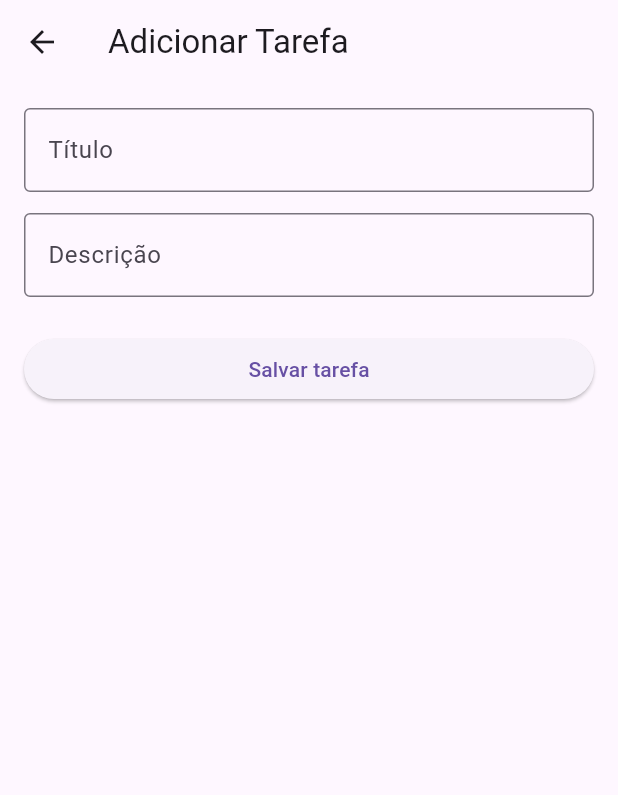
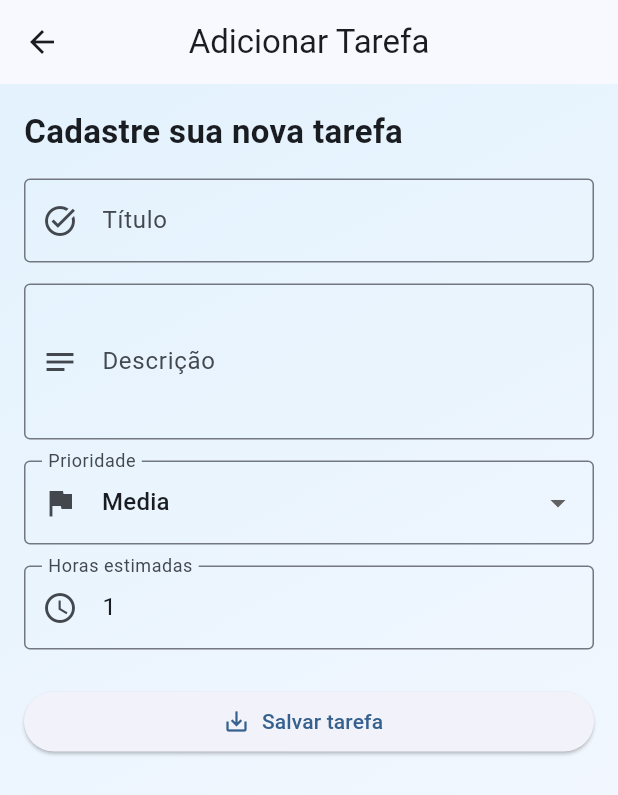
Before and after one commit to cayojx39/trabalhoddm, a Flutter app: the screen it shows after launch, after a tap on the "add" icon, on a phone screen of 412 x 824 dp. Shown: the top 795 px of the screen. Run offline on Flutter 3.47's test engine with Material 3 defaults, Android fonts, the phone set to English and light mode, and no system bars.

Commit message:
alteracao dos documentos ja criados

```diff
--- a/lib/cadastrar.dart
+++ b/lib/cadastrar.dart
@@ -12,54 +12,102 @@ class PaginaAdicionarTarefa extends StatefulWidget {
 class _EstadoPaginaAdicionarTarefa extends State<PaginaAdicionarTarefa> {
   final TextEditingController _titulo = TextEditingController();
   final TextEditingController _descricao = TextEditingController();
-  // Controladores para os campos de input do formulário
+  final TextEditingController _horas = TextEditingController(text: '1');
+  Prioridade _prioridade = Prioridade.media;
 
   void _salvar() {
+    final int horas = int.tryParse(_horas.text) ?? 1;
     final Tarefa tarefa = Tarefa(
       titulo: _titulo.text,
       descricao: _descricao.text,
+      prioridade: _prioridade,
+      horasEstimadas: horas,
     );
     Navigator.pop(context, tarefa);
-    // Navegação: retornar para a página anterior com o resultado
   }
 
   @override
   Widget build(BuildContext context) {
     return Scaffold(
-      // Widget de layout: estrutura da página de cadastro
       appBar: AppBar(
         title: const Text('Adicionar Tarefa'),
+        centerTitle: true,
       ),
-      body: Padding(
+      body: Container(
+        decoration: const BoxDecoration(
+          gradient: LinearGradient(
+            begin: Alignment.topLeft,
+            end: Alignment.bottomRight,
+            colors: [Color(0xFFE3F2FD), Color(0xFFF8F9FF)],
+          ),
+        ),
+        child: Padding(
           padding: const EdgeInsets.all(16),
-        // Widget de layout: espaço interno da área de formulário
-        child: Column(
-          crossAxisAlignment: CrossAxisAlignment.stretch,
+          child: ListView(
             children: <Widget>[
+              const Text(
+                'Cadastre sua nova tarefa',
+                style: TextStyle(fontSize: 22, fontWeight: FontWeight.bold),
+              ),
+              const SizedBox(height: 16),
               TextFormField(
                 controller: _titulo,
-              // Widget de input: campo para título da tarefa
                 decoration: const InputDecoration(
                   labelText: 'Título',
                   border: OutlineInputBorder(),
+                  prefixIcon: Icon(Icons.task_alt),
                 ),
               ),
               const SizedBox(height: 14),
               TextFormField(
                 controller: _descricao,
-              // Widget de input: campo para descrição da tarefa
+                maxLines: 3,
                 decoration: const InputDecoration(
                   labelText: 'Descrição',
                   border: OutlineInputBorder(),
+                  prefixIcon: Icon(Icons.notes),
+                ),
+              ),
+              const SizedBox(height: 14),
+              DropdownButtonFormField<Prioridade>(
+                initialValue: _prioridade,
+                decoration: const InputDecoration(
+                  labelText: 'Prioridade',
+                  border: OutlineInputBorder(),
+                  prefixIcon: Icon(Icons.flag),
+                ),
+                items: Prioridade.values.map((Prioridade valor) {
+                  return DropdownMenuItem<Prioridade>(
+                    value: valor,
+                    child: Text(valor.name[0].toUpperCase() + valor.name.substring(1)),
+                  );
+                }).toList(),
+                onChanged: (Prioridade? valor) {
+                  if (valor != null) {
+                    setState(() {
+                      _prioridade = valor;
+                    });
+                  }
+                },
+              ),
+              const SizedBox(height: 14),
+              TextFormField(
+                controller: _horas,
+                keyboardType: TextInputType.number,
+                decoration: const InputDecoration(
+                  labelText: 'Horas estimadas',
+                  border: OutlineInputBorder(),
+                  prefixIcon: Icon(Icons.access_time),
                 ),
               ),
               const SizedBox(height: 24),
-          ElevatedButton(
+              ElevatedButton.icon(
                 onPressed: _salvar,
-              // Outro widget: botão de ação para salvar a tarefa
-              child: const Text('Salvar tarefa'),
+                icon: const Icon(Icons.save_alt),
+                label: const Text('Salvar tarefa'),
               ),
             ],
+          ),
         ),
       ),
     );
--- a/lib/layout.dart
+++ b/lib/layout.dart
@@ -11,18 +11,15 @@ class PaginaListaTarefas extends StatefulWidget {
 
 class _EstadoPaginaListaTarefas extends State<PaginaListaTarefas> {
   final List<Tarefa> _tarefas = <Tarefa>[];
-  // Lista de dados do app, guarda o estado das tarefas
 
   void _abrirPaginaAdicionar() {
     final ScaffoldMessengerState mensageiro = ScaffoldMessenger.of(context);
-    // Navegação: abrir rota para adicionar uma nova tarefa
     Navigator.pushNamed<Tarefa>(context, '/adicionar').then((novaTarefa) {
       if (novaTarefa == null) return;
 
       setState(() {
         _tarefas.add(novaTarefa);
       });
-      // Navegação: adicionar a nova tarefa à lista e atualizar a tela
 
       mensageiro.showSnackBar(
         SnackBar(
@@ -33,29 +30,65 @@ class _EstadoPaginaListaTarefas extends State<PaginaListaTarefas> {
     });
   }
 
+  void _alternarConclusao(Tarefa tarefa) {
+    setState(() {
+      final int index = _tarefas.indexWhere((item) => item.titulo == tarefa.titulo && item.descricao == tarefa.descricao);
+      if (index >= 0) {
+        _tarefas[index] = Tarefa(
+          titulo: tarefa.titulo,
+          descricao: tarefa.descricao,
+          prioridade: tarefa.prioridade,
+          horasEstimadas: tarefa.horasEstimadas,
+          concluida: !tarefa.concluida,
+        );
+      }
+    });
+  }
+
   Widget _construirItemTarefa(Tarefa tarefa, int indice) {
-    return Card(
-      margin: const EdgeInsets.symmetric(vertical: 8),
+    return AnimatedContainer(
+      duration: const Duration(milliseconds: 300),
+      curve: Curves.easeInOut,
+      margin: const EdgeInsets.symmetric(vertical: 6),
+      child: Card(
         elevation: 3,
-      // Widget de layout: card que envolve cada item de tarefa
         child: ListTile(
-        // Widget de layout: item de lista formatado
-        title: Row(
-          children: <Widget>[
-            Expanded(
-              // Widget de layout: expande o texto dentro da linha
-              child: Text(
+          leading: CircleAvatar(
+            backgroundColor: tarefa.corPrioridade.withValues(alpha: 0.15),
+            child: Icon(Icons.assignment_turned_in, color: tarefa.corPrioridade),
+          ),
+          title: Text(
             tarefa.titulo,
             style: TextStyle(
               fontWeight: FontWeight.w600,
+              decoration: tarefa.concluida ? TextDecoration.lineThrough : null,
             ),
           ),
+          subtitle: Column(
+            crossAxisAlignment: CrossAxisAlignment.start,
+            children: <Widget>[
+              const SizedBox(height: 4),
+              Text(tarefa.descricao),
+              const SizedBox(height: 4),
+              Text('${tarefa.prioridadeTexto} • ${tarefa.horasEstimadas}h'),
+            ],
+          ),
+          trailing: Row(
+            mainAxisSize: MainAxisSize.min,
+            children: <Widget>[
+              Chip(
+                label: Text(tarefa.concluida ? 'Concluída' : 'Pendente'),
+                backgroundColor: tarefa.concluida ? Colors.green.shade100 : Colors.orange.shade100,
+              ),
+              const SizedBox(width: 8),
+              IconButton(
+                tooltip: tarefa.concluida ? 'Marcar como pendente' : 'Marcar como concluída',
+                onPressed: () => _alternarConclusao(tarefa),
+                icon: Icon(tarefa.concluida ? Icons.undo : Icons.check_circle_outline),
+                color: tarefa.concluida ? Colors.orange : Colors.green,
               ),
             ],
           ),
-        subtitle: Padding(
-          padding: const EdgeInsets.only(top: 6),
-          child: Text(tarefa.descricao),
         ),
       ),
     );
@@ -63,50 +96,78 @@ class _EstadoPaginaListaTarefas extends State<PaginaListaTarefas> {
 
   @override
   Widget build(BuildContext context) {
+    final int totalHoras = _tarefas.fold<int>(0, (soma, tarefa) => soma + tarefa.horasEstimadas);
+    final int tarefasConcluidas = _tarefas.where((tarefa) => tarefa.concluida).length;
+
     return Scaffold(
-      // Widget de layout: estrutura principal da página
       appBar: AppBar(
-        // Widget de layout: barra de navegação superior
-        title: const Text('Ver Tarefas'),
+        title: const Text('Gerenciar Tarefas'),
         centerTitle: true,
       ),
-      body: Padding(
+      body: Container(
+        decoration: const BoxDecoration(
+          gradient: LinearGradient(
+            begin: Alignment.topLeft,
+            end: Alignment.bottomRight,
+            colors: [Color(0xFFE8F5E9), Color(0xFFF8F9FF)],
+          ),
+        ),
+        child: Padding(
           padding: const EdgeInsets.all(16),
-        // Widget de layout: espaçamento interno da página
           child: Column(
             crossAxisAlignment: CrossAxisAlignment.stretch,
             children: <Widget>[
+              Card(
+                child: Padding(
+                  padding: const EdgeInsets.all(16),
+                  child: Column(
+                    crossAxisAlignment: CrossAxisAlignment.start,
+                    children: <Widget>[
+                      const Text(
+                        'Resumo rápido',
+                        style: TextStyle(fontSize: 20, fontWeight: FontWeight.bold),
+                      ),
+                      const SizedBox(height: 8),
+                      Text('Tarefas cadastradas: ${_tarefas.length}'),
+                      Text('Horas estimadas: $totalHoras h'),
+                      Text('Tarefas concluídas: $tarefasConcluidas'),
+                    ],
+                  ),
+                ),
+              ),
+              const SizedBox(height: 12),
+              ElevatedButton.icon(
+                onPressed: () {
+                  Navigator.pushNamed(context, '/resumo', arguments: _tarefas);
+                },
+                icon: const Icon(Icons.insights),
+                label: const Text('Resumo'),
+              ),
+              const SizedBox(height: 12),
               const Text(
                 'Minhas tarefas',
-              style: TextStyle(fontSize: 22, fontWeight: FontWeight.bold),
+                style: TextStyle(fontSize: 18, fontWeight: FontWeight.bold),
               ),
-            const SizedBox(height: 12),
-            const Text('Toque em um item para ver detalhes. Use o + para adicionar uma nova tarefa.'),
-            const SizedBox(height: 16),
+              const SizedBox(height: 8),
               Expanded(
-              // Widget de layout: preencher o restante do espaço disponível
                 child: _tarefas.isEmpty
                     ? const Center(
-                      // Widget de layout: mostrar mensagem centralizada
                         child: Text('Nenhuma tarefa cadastrada ainda.'),
                       )
-                  : ListView.separated(
-                      // Widget de layout: lista rolável de tarefas
+                    : ListView.builder(
                         itemCount: _tarefas.length,
-                      separatorBuilder: (BuildContext context, int index) => const Divider(),
                         itemBuilder: (BuildContext context, int index) {
                           return _construirItemTarefa(_tarefas[index], index);
                         },
                       ),
-                    // Mostrar a lista de tarefas ou uma mensagem se estiver vazia
               ),
             ],
+          ),
         ),
       ),
       floatingActionButton: FloatingActionButton(
         onPressed: _abrirPaginaAdicionar,
         tooltip: 'Adicionar tarefa',
-        // Outro widget: botão flutuante para iniciar o fluxo de navegação
         child: const Icon(Icons.add),
       ),
     );
--- a/lib/main.dart
+++ b/lib/main.dart
@@ -2,6 +2,7 @@ import 'package:flutter/material.dart';
 
 import 'cadastrar.dart';
 import 'layout.dart';
+import 'resumo.dart';
 import 'tarefa.dart';
 
 void main() {
@@ -15,9 +16,12 @@ class AppTarefas extends StatelessWidget {
   Widget build(BuildContext context) {
     return MaterialApp(
       title: 'Lista de Tarefas',
-      theme: ThemeData(primarySwatch: Colors.blue),
+      debugShowCheckedModeBanner: false,
+      theme: ThemeData(
+        colorScheme: ColorScheme.fromSeed(seedColor: Colors.blue),
+        useMaterial3: true,
+      ),
       initialRoute: '/',
-      // Widget de navegação: define rotas e páginas do app
       onGenerateRoute: (RouteSettings settings) {
         switch (settings.name) {
           case '/':
@@ -30,6 +34,14 @@ class AppTarefas extends StatelessWidget {
               builder: (BuildContext context) => const PaginaAdicionarTarefa(),
               settings: settings,
             );
+          case '/resumo':
+            final List<Tarefa> tarefas = settings.arguments is List<Tarefa>
+                ? settings.arguments as List<Tarefa>
+                : <Tarefa>[];
+            return MaterialPageRoute<dynamic>(
+              builder: (BuildContext context) => PaginaResumoTarefas(tarefas: tarefas),
+              settings: settings,
+            );
           default:
             return null;
         }
--- a/lib/tarefa.dart
+++ b/lib/tarefa.dart
@@ -1,10 +1,41 @@
+import 'package:flutter/material.dart';
+
+enum Prioridade { baixa, media, alta }
+
 class Tarefa {
   final String titulo;
   final String descricao;
+  final Prioridade prioridade;
+  final int horasEstimadas;
+  final bool concluida;
 
   Tarefa({
     required this.titulo,
     required this.descricao,
+    this.prioridade = Prioridade.media,
+    this.horasEstimadas = 1,
+    this.concluida = false,
   });
-  // Modelo de dados, representa as tarefas do app
+
+  String get prioridadeTexto {
+    switch (prioridade) {
+      case Prioridade.baixa:
+        return 'Baixa';
+      case Prioridade.media:
+        return 'Média';
+      case Prioridade.alta:
+        return 'Alta';
+    }
+  }
+
+  Color get corPrioridade {
+    switch (prioridade) {
+      case Prioridade.baixa:
+        return Colors.green;
+      case Prioridade.media:
+        return Colors.orange;
+      case Prioridade.alta:
+        return Colors.redAccent;
+    }
+  }
 }
```
Also changed, not shown: lib/resumo.dart (added). Lines whose indentation alone changed are shown as unchanged.
